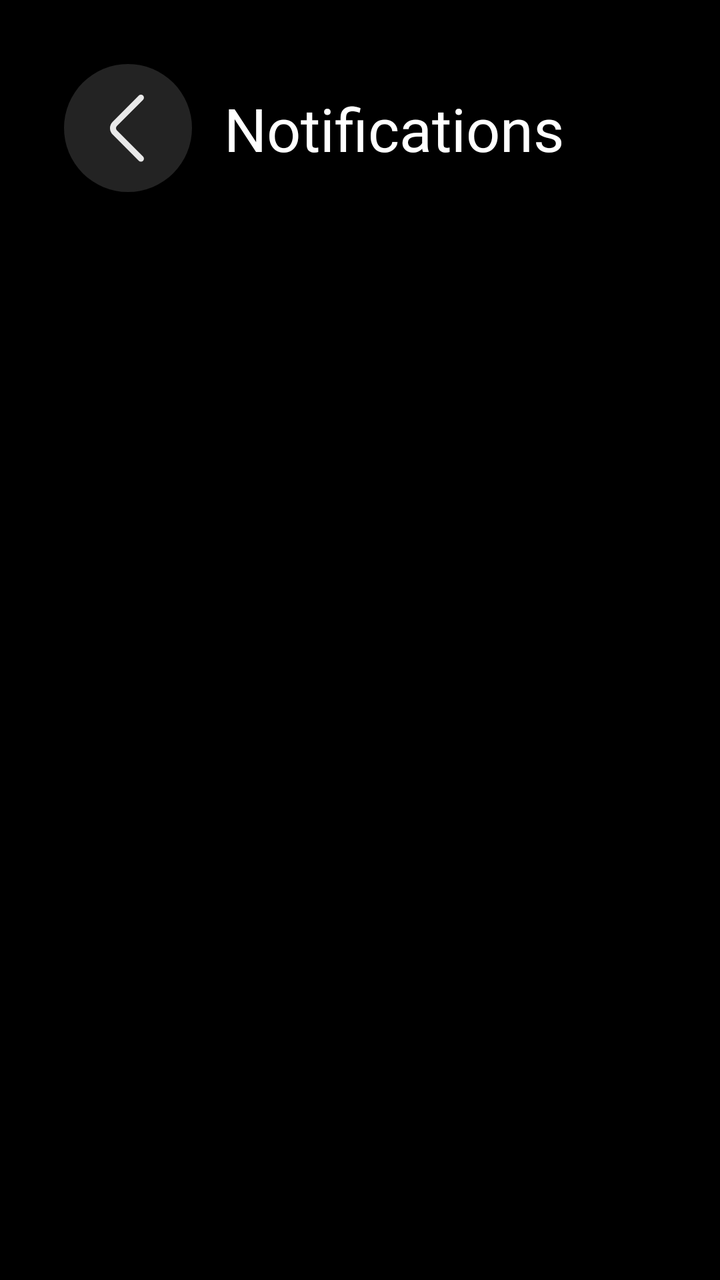
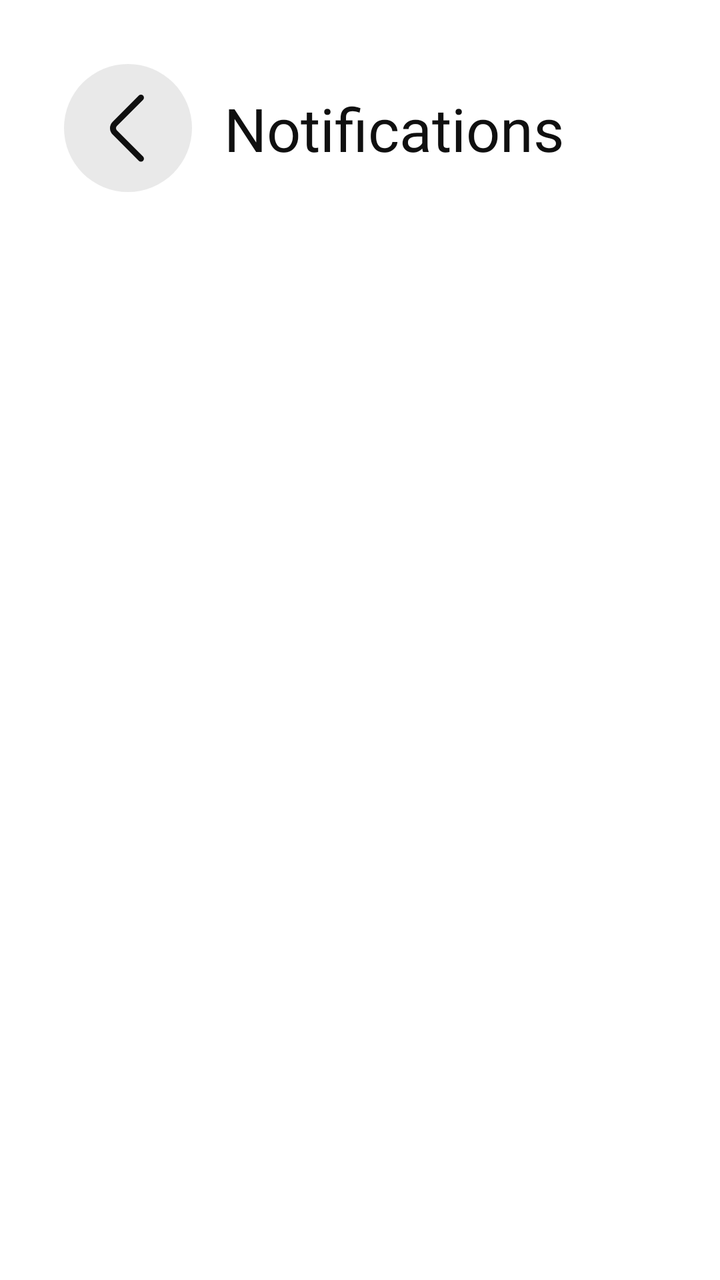

Before-and-after screenshots of an Android layout around one commit, followed by the original layout XML and the change that was made.
<!-- AndroidManifest.xml: application theme Theme.MyApplication_Java -->
<!-- res/layout/fragment_notification.xml -->
<?xml version="1.0" encoding="utf-8"?>
<androidx.constraintlayout.widget.ConstraintLayout
    xmlns:android="http://schemas.android.com/apk/res/android"
    xmlns:app="http://schemas.android.com/apk/res-auto"
    android:layout_width="match_parent"
    android:layout_height="match_parent"
    android:background="@color/black">

    <ImageView
        android:id="@+id/back_button"
        android:layout_width="64dp"
        android:layout_height="64dp"
        android:layout_marginStart="32dp"
        android:layout_marginTop="32dp"
        android:background="@drawable/search_button"
        android:contentDescription="@string/back"
        android:scaleType="center"
        app:layout_constraintStart_toStartOf="parent"
        app:layout_constraintTop_toTopOf="parent"
        app:srcCompat="@drawable/go_back_icon" />

    <TextView
        android:id="@+id/notification_heading"
        android:layout_width="wrap_content"
        android:layout_height="wrap_content"
        android:layout_marginStart="16dp"
        android:fontFamily="@font/inter_bold"
        android:text="@string/notifications"
        android:textColor="@color/white"
        android:textSize="30sp"
        app:layout_constraintBottom_toBottomOf="@id/back_button"
        app:layout_constraintStart_toEndOf="@id/back_button"
        app:layout_constraintTop_toTopOf="@id/back_button" />

    <androidx.recyclerview.widget.RecyclerView
        android:id="@+id/notification_list"
        android:layout_width="0dp"
        android:layout_height="0dp"
        android:layout_marginStart="8dp"
        android:layout_marginTop="24dp"
        android:layout_marginEnd="8dp"
        android:clipToPadding="false"
        android:paddingBottom="96dp"
        app:layout_constraintBottom_toBottomOf="parent"
        app:layout_constraintEnd_toEndOf="parent"
        app:layout_constraintStart_toStartOf="parent"
        app:layout_constraintTop_toBottomOf="@id/back_button" />

    <TextView
        android:id="@+id/empty_notifications"
        android:layout_width="wrap_content"
        android:layout_height="wrap_content"
        android:fontFamily="@font/inter"
        android:text="@string/no_notifications"
        android:textColor="@color/white"
        android:textSize="18sp"
        android:visibility="gone"
        app:layout_constraintBottom_toBottomOf="parent"
        app:layout_constraintEnd_toEndOf="parent"
        app:layout_constraintStart_toStartOf="parent"
        app:layout_constraintTop_toBottomOf="@id/back_button" />

</androidx.constraintlayout.widget.ConstraintLayout>
<!-- resources referenced by this layout -->
<resources>
  <color name="black">#FF000000</color>
  <color name="white">#FFFFFFFF</color>
  <!-- drawable go_back_icon (drawable) -->
  <vector xmlns:android="http://schemas.android.com/apk/res/android"
      android:width="18dp"
      android:height="33.6dp"
      android:viewportWidth="15"
      android:viewportHeight="28">
    <path
        android:pathData="M12.896,1.25L1.982,12.164C1.006,13.14 1.006,14.723 1.982,15.7L12.896,26.614"
        android:strokeWidth="2.5"
        android:fillColor="#00000000"
        android:strokeColor="#E9E9E9"
        android:strokeLineCap="round" />
  </vector>
  <!-- drawable search_button (drawable) -->
  <?xml version="1.0" encoding="utf-8"?>
  <shape xmlns:android="http://schemas.android.com/apk/res/android">
      <solid android:color="#66575757"/>
  
      <corners android:radius="1000dp"/>
  </shape>
  <string name="back">Back</string>
  <string name="no_notifications">You have no notifications yet.</string>
  <string name="notifications">Notifications</string>
  <style name="Theme.MyApplication_Java" parent="Theme.MaterialComponents.DayNight.NoActionBar">
          
          <item name="colorPrimary">@color/purple_500</item>
          <item name="colorPrimaryVariant">@color/purple_700</item>
          <item name="colorOnPrimary">@color/white</item>
          
          <item name="colorSecondary">@color/teal_200</item>
          <item name="colorSecondaryVariant">@color/teal_700</item>
          <item name="colorOnSecondary">@color/black</item>
          
          <item name="android:statusBarColor">?attr/colorPrimaryVariant</item>
          
      </style>
  <color name="purple_500">#FF6200EE</color>
  <color name="purple_700">#FF3700B3</color>
  <color name="teal_200">#FF03DAC5</color>
  <color name="teal_700">#FF018786</color>
</resources>

<!-- the commit's change to res/layout/fragment_notification.xml (unified diff, before → after) -->
@@ -4,7 +4,7 @@
     xmlns:app="http://schemas.android.com/apk/res-auto"
     android:layout_width="match_parent"
     android:layout_height="match_parent"
-    android:background="@color/black">
+    android:background="@color/surface">
 
     <ImageView
         android:id="@+id/back_button"
@@ -26,7 +26,7 @@
         android:layout_marginStart="16dp"
         android:fontFamily="@font/inter_bold"
         android:text="@string/notifications"
-        android:textColor="@color/white"
+        android:textColor="@color/text_primary"
         android:textSize="30sp"
         app:layout_constraintBottom_toBottomOf="@id/back_button"
         app:layout_constraintStart_toEndOf="@id/back_button"
@@ -52,7 +52,7 @@
         android:layout_height="wrap_content"
         android:fontFamily="@font/inter"
         android:text="@string/no_notifications"
-        android:textColor="@color/white"
+        android:textColor="@color/text_primary"
         android:textSize="18sp"
         android:visibility="gone"
         app:layout_constraintBottom_toBottomOf="parent"
<!-- resource entries referenced after the edit -->
@@ -1,7 +1,7 @@
 <!-- resources referenced by this layout -->
 <resources>
-  <color name="black">#FF000000</color>
-  <color name="white">#FFFFFFFF</color>
+  <color name="surface">#FFFFFFFF</color>
+  <color name="text_primary">#FF101010</color>
   <!-- drawable go_back_icon (drawable) -->
   <vector xmlns:android="http://schemas.android.com/apk/res/android"
       android:width="18dp"
@@ -12,13 +12,13 @@
         android:pathData="M12.896,1.25L1.982,12.164C1.006,13.14 1.006,14.723 1.982,15.7L12.896,26.614"
         android:strokeWidth="2.5"
         android:fillColor="#00000000"
-        android:strokeColor="#E9E9E9"
+        android:strokeColor="@color/icon_tint"
         android:strokeLineCap="round" />
   </vector>
   <!-- drawable search_button (drawable) -->
   <?xml version="1.0" encoding="utf-8"?>
   <shape xmlns:android="http://schemas.android.com/apk/res/android">
-      <solid android:color="#66575757"/>
+      <solid android:color="@color/search_button_background"/>
   
       <corners android:radius="1000dp"/>
   </shape>
@@ -27,20 +27,34 @@
   <string name="notifications">Notifications</string>
   <style name="Theme.MyApplication_Java" parent="Theme.MaterialComponents.DayNight.NoActionBar">
           
-          <item name="colorPrimary">@color/purple_500</item>
-          <item name="colorPrimaryVariant">@color/purple_700</item>
-          <item name="colorOnPrimary">@color/white</item>
+          <item name="colorPrimary">@color/text_primary</item>
+          <item name="colorPrimaryVariant">@color/text_primary</item>
+          <item name="colorOnPrimary">@color/text_on_inverse</item>
+          <item name="colorSecondary">@color/text_primary</item>
+          <item name="colorSecondaryVariant">@color/text_primary</item>
+          <item name="colorOnSecondary">@color/text_on_inverse</item>
+  
           
-          <item name="colorSecondary">@color/teal_200</item>
-          <item name="colorSecondaryVariant">@color/teal_700</item>
-          <item name="colorOnSecondary">@color/black</item>
+          <item name="android:windowBackground">@color/surface</item>
+          <item name="colorSurface">@color/surface_container</item>
+          <item name="colorOnSurface">@color/text_primary</item>
+          <item name="colorError">@color/danger</item>
+          <item name="colorOnError">@color/text_on_inverse</item>
+  
+          <item name="android:textColorPrimary">@color/text_primary</item>
+          <item name="android:textColorSecondary">@color/text_muted</item>
+          <item name="android:textColorHint">@color/text_hint</item>
+  
           
-          <item name="android:statusBarColor">?attr/colorPrimaryVariant</item>
-          
+          <item name="android:statusBarColor">@android:color/transparent</item>
+          <item name="android:navigationBarColor">@android:color/transparent</item>
       </style>
-  <color name="purple_500">#FF6200EE</color>
-  <color name="purple_700">#FF3700B3</color>
-  <color name="teal_200">#FF03DAC5</color>
-  <color name="teal_700">#FF018786</color>
+  <color name="icon_tint">#FF101010</color>
+  <color name="search_button_background">#66C9C9C9</color>
+  <color name="text_on_inverse">#FFFFFFFF</color>
+  <color name="surface_container">#FFE8E8E8</color>
+  <color name="danger">#FFB3261E</color>
+  <color name="text_muted">#FF5F5D5D</color>
+  <color name="text_hint">#FF8A8A8A</color>
 </resources>
 
